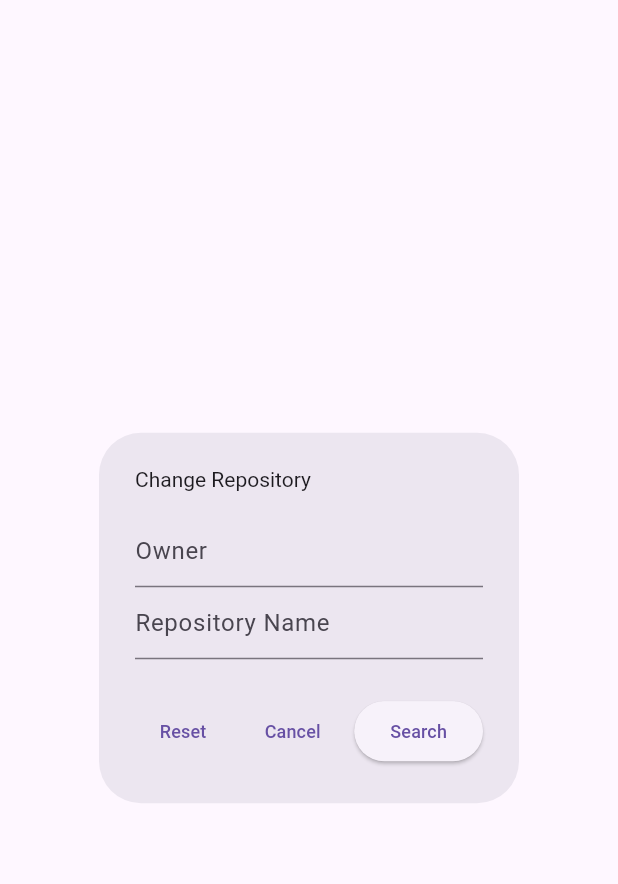
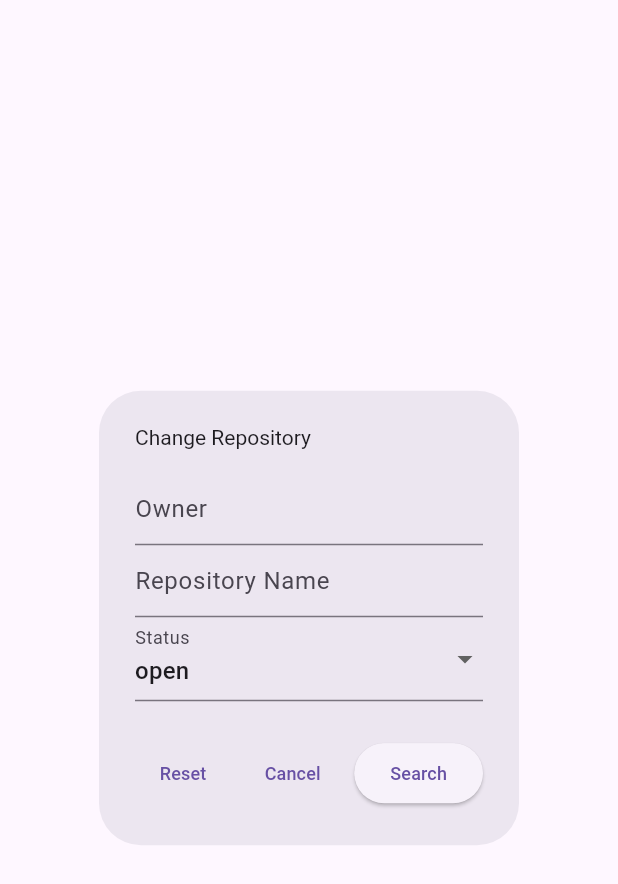
Before and after one commit to yashchaudhari109/gitHub_pr_explorer, a Flutter app: the _EditRepoDialog widget shown alone on an empty page, opened directly with empty values, on a phone screen of 412 x 824 dp. Shown: the top 884 px of the screen. Run offline on Flutter 3.47's test engine with Material 3 defaults, Android fonts, the phone set to English and light mode, and no system bars; our stand-ins replace equatable, flutter_bloc, flutter_linkify, flutter_staggered_animations, get_it, go_router and 2 more; accounts and stored records are empty; network calls fail.

Commit message:
feat(ui): improve PR status chips and token bar UX
- Updated PR status chips to use border colors only (no background fill) with compact padding
- Added option to copy authentication token:
  - Token bar now displays with a copy icon next to the token
  - Clicking the icon copies token to clipboard
  - Added SnackBar feedback on successful copy
- Improved layout with ellipsis for long tokens to avoid overflow

```diff
--- a/lib/features/pull_requests/bloc/pull_requests_bloc.dart
+++ b/lib/features/pull_requests/bloc/pull_requests_bloc.dart
@@ -3,6 +3,17 @@ import 'package:github_pr_explorer/core/error/exceptions.dart';
 import 'package:github_pr_explorer/features/pull_requests/bloc/pull_requests_event.dart';
 import 'package:github_pr_explorer/features/pull_requests/bloc/pull_requests_state.dart';
 import 'package:github_pr_explorer/features/pull_requests/data/repository/pull_request_repository.dart';
+
+enum PullRequestStatus {
+  // Define a string value for each member
+  open('open'),
+  closed('closed'),
+  all('all');
+
+  // Add a constant constructor and a final variable
+  const PullRequestStatus(this.value);
+  final String value;
+}
 
 class PullRequestsBloc extends Bloc<PullRequestsEvent, PullRequestsState> {
   final PullRequestRepository _pullRequestRepository;
@@ -13,6 +24,7 @@ class PullRequestsBloc extends Bloc<PullRequestsEvent, PullRequestsState> {
         const PullRequestsInitial(
           owner: 'yashchaudhari109',
           repo: 'gitHub_pr_explorer',
+          status: PullRequestStatus.all,
         ),
       ) {
     on<PullRequestsFetched>(_onPullRequestsFetched);
@@ -23,18 +35,21 @@ class PullRequestsBloc extends Bloc<PullRequestsEvent, PullRequestsState> {
   Future<void> _fetchData(
     String owner,
     String repo,
+    PullRequestStatus status,
     Emitter<PullRequestsState> emit,
   ) async {
     try {
-      final pullRequests = await _pullRequestRepository.getOpenPullRequests(
+      final pullRequests = await _pullRequestRepository.getPullRequests(
         owner: owner,
         repo: repo,
+        status: status,
       );
       emit(
         PullRequestsLoaded(
           pullRequests: pullRequests,
           owner: owner,
           repo: repo,
+          status: status,
         ),
       );
     } on ServerException catch (e) {
@@ -47,6 +62,7 @@ class PullRequestsBloc extends Bloc<PullRequestsEvent, PullRequestsState> {
           type: errorType,
           owner: owner,
           repo: repo,
+          status: status,
         ),
       );
     }
@@ -69,15 +85,21 @@ class PullRequestsBloc extends Bloc<PullRequestsEvent, PullRequestsState> {
     PullRequestsFetched event,
     Emitter<PullRequestsState> emit,
   ) async {
-    emit(PullRequestsLoading(owner: state.owner, repo: state.repo));
-    await _fetchData(state.owner, state.repo, emit);
+    emit(
+      PullRequestsLoading(
+        owner: state.owner,
+        repo: state.repo,
+        status: state.status,
+      ),
+    );
+    await _fetchData(state.owner, state.repo, state.status, emit);
   }
 
   Future<void> _onPullRequestsRefreshed(
     PullRequestsRefreshed event,
     Emitter<PullRequestsState> emit,
   ) async {
-    await _fetchData(state.owner, state.repo, emit);
+    await _fetchData(state.owner, state.repo, state.status, emit);
   }
 
   Future<void> _onPullRequestsRepoChanged(
@@ -92,11 +114,18 @@ class PullRequestsBloc extends Bloc<PullRequestsEvent, PullRequestsState> {
           type: PullRequestErrorType.invalidInput,
           owner: state.owner,
           repo: state.repo,
+          status: state.status,
         ),
       );
       return;
     }
-    emit(PullRequestsLoading(owner: event.owner, repo: event.repo));
-    await _fetchData(event.owner, event.repo, emit);
+    emit(
+      PullRequestsLoading(
+        owner: event.owner,
+        repo: event.repo,
+        status: event.status,
+      ),
+    );
+    await _fetchData(event.owner, event.repo, event.status, emit);
   }
 }
--- a/lib/features/pull_requests/bloc/pull_requests_event.dart
+++ b/lib/features/pull_requests/bloc/pull_requests_event.dart
@@ -1,4 +1,5 @@
 import 'package:equatable/equatable.dart';
+import 'package:github_pr_explorer/features/pull_requests/bloc/pull_requests_bloc.dart';
 
 abstract class PullRequestsEvent extends Equatable {
   const PullRequestsEvent();
@@ -17,9 +18,13 @@ class PullRequestsRefreshed extends PullRequestsEvent {}
 class PullRequestsRepoChanged extends PullRequestsEvent {
   final String owner;
   final String repo;
+  final PullRequestStatus status;
 
-  const PullRequestsRepoChanged({required this.owner, required this.repo});
-
+  const PullRequestsRepoChanged({
+    required this.owner,
+    required this.repo,
+    required this.status,
+  });
   @override
-  List<Object> get props => [owner, repo];
+  List<Object> get props => [owner, repo, status];
 }
--- a/lib/features/pull_requests/bloc/pull_requests_state.dart
+++ b/lib/features/pull_requests/bloc/pull_requests_state.dart
@@ -1,4 +1,5 @@
 import 'package:equatable/equatable.dart';
+import 'package:github_pr_explorer/features/pull_requests/bloc/pull_requests_bloc.dart';
 import 'package:github_pr_explorer/features/pull_requests/data/models/pull_request_model.dart';
 
 /// Enum to represent the specific type of error encountered.
@@ -12,19 +13,32 @@ enum PullRequestErrorType {
 abstract class PullRequestsState extends Equatable {
   final String owner;
   final String repo;
+  final PullRequestStatus status;
 
-  const PullRequestsState({required this.owner, required this.repo});
+  const PullRequestsState({
+    required this.owner,
+    required this.repo,
+    required this.status,
+  });
 
   @override
   List<Object> get props => [owner, repo];
 }
 
 class PullRequestsInitial extends PullRequestsState {
-  const PullRequestsInitial({required super.owner, required super.repo});
+  const PullRequestsInitial({
+    required super.owner,
+    required super.repo,
+    required super.status,
+  });
 }
 
 class PullRequestsLoading extends PullRequestsState {
-  const PullRequestsLoading({required super.owner, required super.repo});
+  const PullRequestsLoading({
+    required super.owner,
+    required super.repo,
+    required super.status,
+  });
 }
 
 class PullRequestsLoaded extends PullRequestsState {
@@ -34,10 +48,11 @@ class PullRequestsLoaded extends PullRequestsState {
     required this.pullRequests,
     required super.owner,
     required super.repo,
+    required super.status,
   });
 
   @override
-  List<Object> get props => [pullRequests, owner, repo];
+  List<Object> get props => [pullRequests, owner, repo, status];
 }
 
 class PullRequestsError extends PullRequestsState {
@@ -49,8 +64,9 @@ class PullRequestsError extends PullRequestsState {
     required this.type,
     required super.owner,
     required super.repo,
+    required super.status,
   });
 
   @override
-  List<Object> get props => [message, type, owner, repo];
+  List<Object> get props => [message, type, owner, repo, status];
 }
--- a/lib/features/pull_requests/data/models/pull_request_model.dart
+++ b/lib/features/pull_requests/data/models/pull_request_model.dart
@@ -1,4 +1,11 @@
 import 'package:equatable/equatable.dart';
+
+enum PullRequestDisplayStatus {
+  open,
+  draft,
+  merged,
+  closed, // This will represent closed but not merged
+}
 
 /// Represents the data structure for a GitHub pull request.
 class PullRequestModel extends Equatable {
@@ -8,6 +15,7 @@ class PullRequestModel extends Equatable {
   final DateTime createdAt;
   final UserModel user;
   final String htmlUrl;
+  final PullRequestDisplayStatus prStatus;
 
   const PullRequestModel({
     required this.id,
@@ -16,10 +24,32 @@ class PullRequestModel extends Equatable {
     required this.createdAt,
     required this.user,
     required this.htmlUrl,
+    required this.prStatus,
   });
 
   /// Factory constructor to create a [PullRequestModel] from a JSON map.
   factory PullRequestModel.fromJson(Map<String, dynamic> json) {
+    PullRequestDisplayStatus determinedStatus;
+
+    final String state = json['state'] as String;
+    final bool isDraft =
+        json['draft'] as bool? ??
+        false; // Safely handle if 'draft' key is missing
+    final bool isMerged = json['merged_at'] != null;
+
+    if (state == 'closed') {
+      if (isMerged) {
+        determinedStatus = PullRequestDisplayStatus.merged;
+      } else {
+        determinedStatus = PullRequestDisplayStatus.closed;
+      }
+    } else {
+      if (isDraft) {
+        determinedStatus = PullRequestDisplayStatus.draft;
+      } else {
+        determinedStatus = PullRequestDisplayStatus.open;
+      }
+    }
     return PullRequestModel(
       id: json['id'] as int,
       title: json['title'] as String,
@@ -27,11 +57,20 @@ class PullRequestModel extends Equatable {
       createdAt: DateTime.parse(json['created_at'] as String),
       user: UserModel.fromJson(json['user'] as Map<String, dynamic>),
       htmlUrl: json['html_url'] as String,
+      prStatus: determinedStatus,
     );
   }
 
   @override
-  List<Object?> get props => [id, title, body, createdAt, user, htmlUrl];
+  List<Object?> get props => [
+    id,
+    title,
+    body,
+    createdAt,
+    user,
+    htmlUrl,
+    prStatus,
+  ];
 }
 
 /// Represents the author of the pull request.
--- a/lib/features/pull_requests/data/repository/pull_request_repository.dart
+++ b/lib/features/pull_requests/data/repository/pull_request_repository.dart
@@ -1,12 +1,14 @@
 import 'package:github_pr_explorer/core/api/api_client.dart';
 import 'package:github_pr_explorer/core/error/exceptions.dart';
+import 'package:github_pr_explorer/features/pull_requests/bloc/pull_requests_bloc.dart';
 import 'package:github_pr_explorer/features/pull_requests/data/models/pull_request_model.dart';
 
 // The contract for our repository. The PullRequestsBloc will depend on this.
 abstract class PullRequestRepository {
-  Future<List<PullRequestModel>> getOpenPullRequests({
+  Future<List<PullRequestModel>> getPullRequests({
     required String owner,
     required String repo,
+    required PullRequestStatus status,
   });
 }
 
@@ -17,12 +19,13 @@ class PullRequestRepositoryImpl implements PullRequestRepository {
   PullRequestRepositoryImpl(this.apiClient);
 
   @override
-  Future<List<PullRequestModel>> getOpenPullRequests({
+  Future<List<PullRequestModel>> getPullRequests({
     required String owner,
     required String repo,
+    required PullRequestStatus status,
   }) async {
     final uri = Uri.https('api.github.com', '/repos/$owner/$repo/pulls', {
-      'state': 'open',
+      'state': status.name,
     });
 
     try {
--- a/lib/features/pull_requests/view/pull_requests_view.dart
+++ b/lib/features/pull_requests/view/pull_requests_view.dart
@@ -1,4 +1,5 @@
 import 'package:flutter/material.dart';
+import 'package:flutter/services.dart';
 import 'package:flutter_bloc/flutter_bloc.dart';
 import 'package:flutter_staggered_animations/flutter_staggered_animations.dart';
 import 'package:github_pr_explorer/core/di/injector.dart';
@@ -34,8 +35,12 @@ class PullRequestsView extends StatelessWidget {
                 IconButton(
                   icon: const Icon(Icons.edit, size: 20),
                   onPressed:
-                      () =>
-                          _showEditRepoDialog(context, state.owner, state.repo),
+                      () => _showEditRepoDialog(
+                        context,
+                        state.owner,
+                        state.repo,
+                        state.status,
+                      ),
                 ),
                 IconButton(
                   icon: const Icon(Icons.logout, size: 20),
@@ -61,6 +66,7 @@ class PullRequestsView extends StatelessWidget {
     BuildContext context,
     String currentOwner,
     String currentRepo,
+    PullRequestStatus currentStatus,
   ) {
     showDialog(
       context: context,
@@ -70,6 +76,7 @@ class PullRequestsView extends StatelessWidget {
             child: _EditRepoDialog(
               currentOwner: currentOwner,
               currentRepo: currentRepo,
+              currentStatus: currentStatus,
             ),
           ),
     );
@@ -79,14 +86,42 @@ class PullRequestsView extends StatelessWidget {
     return BlocBuilder<AuthBloc, AuthState>(
       builder: (context, authState) {
         if (authState is AuthAuthenticated) {
-          return Container(
+          return InkWell(
+            onTap: () {
+              Clipboard.setData(ClipboardData(text: authState.token));
+              ScaffoldMessenger.of(context).showSnackBar(
+                const SnackBar(content: Text('Token copied to clipboard')),
+              );
+            },
+            child: Container(
               padding: const EdgeInsets.all(8.0),
               color: Colors.blue.shade100,
               width: double.infinity,
+              child: Row(
+                mainAxisAlignment: MainAxisAlignment.center,
+                children: [
+                  Expanded(
                     child: Text(
                       'Logged in with token: ${authState.token}',
                       style: Theme.of(context).textTheme.bodySmall,
-              textAlign: TextAlign.center,
+                      overflow: TextOverflow.ellipsis,
+                      maxLines: 2,
+                    ),
+                  ),
+                  IconButton(
+                    icon: const Icon(Icons.copy, size: 12),
+                    tooltip: 'Copy token',
+                    onPressed: () {
+                      Clipboard.setData(ClipboardData(text: authState.token));
+                      ScaffoldMessenger.of(context).showSnackBar(
+                        const SnackBar(
+                          content: Text('Token copied to clipboard'),
+                        ),
+                      );
+                    },
+                  ),
+                ],
+              ),
             ),
           );
         }
@@ -197,10 +232,12 @@ class PullRequestsView extends StatelessWidget {
 class _EditRepoDialog extends StatefulWidget {
   final String currentOwner;
   final String currentRepo;
+  final PullRequestStatus currentStatus;
 
   const _EditRepoDialog({
     required this.currentOwner,
     required this.currentRepo,
+    required this.currentStatus,
   });
 
   @override
@@ -210,6 +247,8 @@ class _EditRepoDialog extends StatefulWidget {
 class _EditRepoDialogState extends State<_EditRepoDialog> {
   late final TextEditingController _ownerController;
   late final TextEditingController _repoController;
+  late PullRequestStatus _selectedStatus;
+
   final _formKey = GlobalKey<FormState>();
 
   @override
@@ -217,6 +256,7 @@ class _EditRepoDialogState extends State<_EditRepoDialog> {
     super.initState();
     _ownerController = TextEditingController(text: widget.currentOwner);
     _repoController = TextEditingController(text: widget.currentRepo);
+    _selectedStatus = widget.currentStatus;
   }
 
   @override
@@ -259,6 +299,26 @@ class _EditRepoDialogState extends State<_EditRepoDialog> {
                             ? 'Cannot be empty'
                             : null,
               ),
+              DropdownButtonFormField<PullRequestStatus>(
+                value: _selectedStatus,
+                decoration: const InputDecoration(labelText: 'Status'),
+                items:
+                    PullRequestStatus.values
+                        .map(
+                          (status) => DropdownMenuItem(
+                            value: status,
+                            child: Text(status.toString().split('.').last),
+                          ),
+                        )
+                        .toList(),
+                onChanged: (newValue) {
+                  if (newValue != null) {
+                    setState(() {
+                      _selectedStatus = newValue;
+                    });
+                  }
+                },
+              ),
             ],
           ),
         ),
@@ -273,6 +333,7 @@ class _EditRepoDialogState extends State<_EditRepoDialog> {
                   const PullRequestsRepoChanged(
                     owner: 'yashchaudhari109',
                     repo: 'gitHub_pr_explorer',
+                    status: PullRequestStatus.all,
                   ),
                 );
                 Navigator.of(context).pop();
@@ -296,6 +357,7 @@ class _EditRepoDialogState extends State<_EditRepoDialog> {
                     PullRequestsRepoChanged(
                       owner: _ownerController.text.trim(),
                       repo: _repoController.text.trim(),
+                      status: _selectedStatus,
                     ),
                   );
                   Navigator.of(context).pop();
@@ -375,6 +437,7 @@ class _ErrorDisplay extends StatelessWidget {
                       const PullRequestsRepoChanged(
                         owner: 'yashchaudhari109',
                         repo: 'gitHub_pr_explorer',
+                        status: PullRequestStatus.all,
                       ),
                     );
                   },
```
Also changed, not shown: lib/features/pull_requests/view/widgets/pull_request_list_item.dart (+51 -1 lines), 1 other file. Lines whose indentation alone changed are shown as unchanged.
